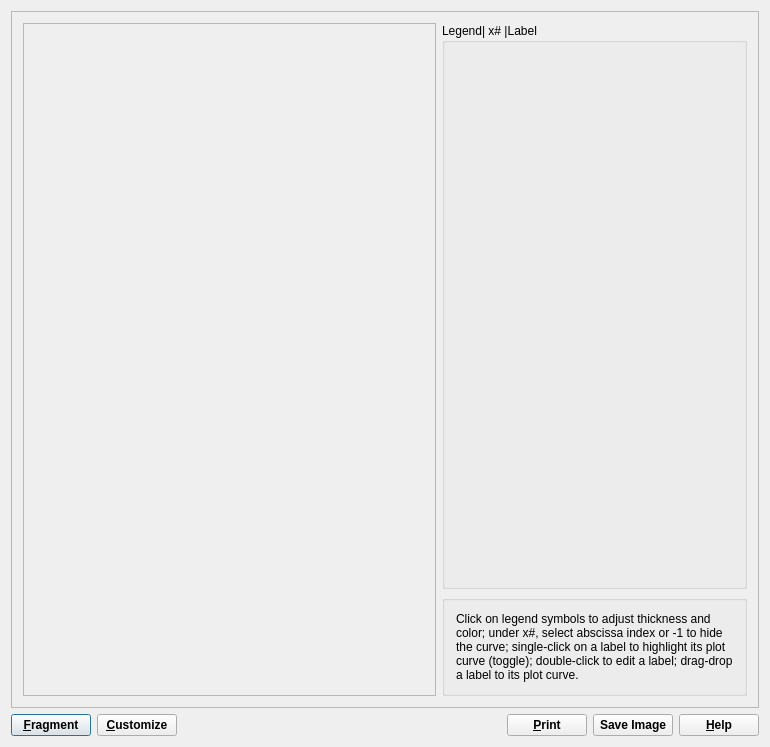
The window that GUI/Dialogs4/GraphDialog4.ui (gemshub/GEMSGUI) describes before a commit, drawn with Qt 5.
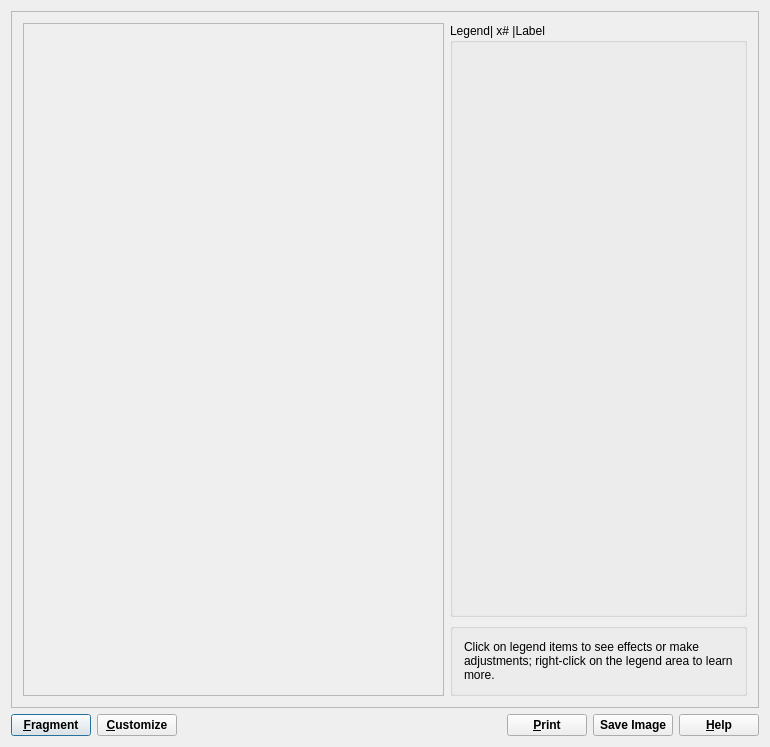
The same window after the commit.

What changed in the file:
```diff
--- a/GUI/Dialogs4/GraphDialog4.ui
+++ b/GUI/Dialogs4/GraphDialog4.ui
@@ -105,7 +105,7 @@
             </sizepolicy>
            </property>
            <property name="text">
-            <string>Click on legend symbols to adjust thickness and color; under x#, select abscissa index or -1 to hide the curve; single-click on a label to highlight its plot curve (toggle); double-click to edit a label; drag-drop a label to its plot curve.</string>
+            <string>Click on legend items to see effects or make adjustments; right-click on the legend area to learn more.</string>
            </property>
            <property name="alignment">
             <set>Qt::AlignVCenter</set>
```
Left out of the diff: 12 changed lines with no effect on the pictures.
